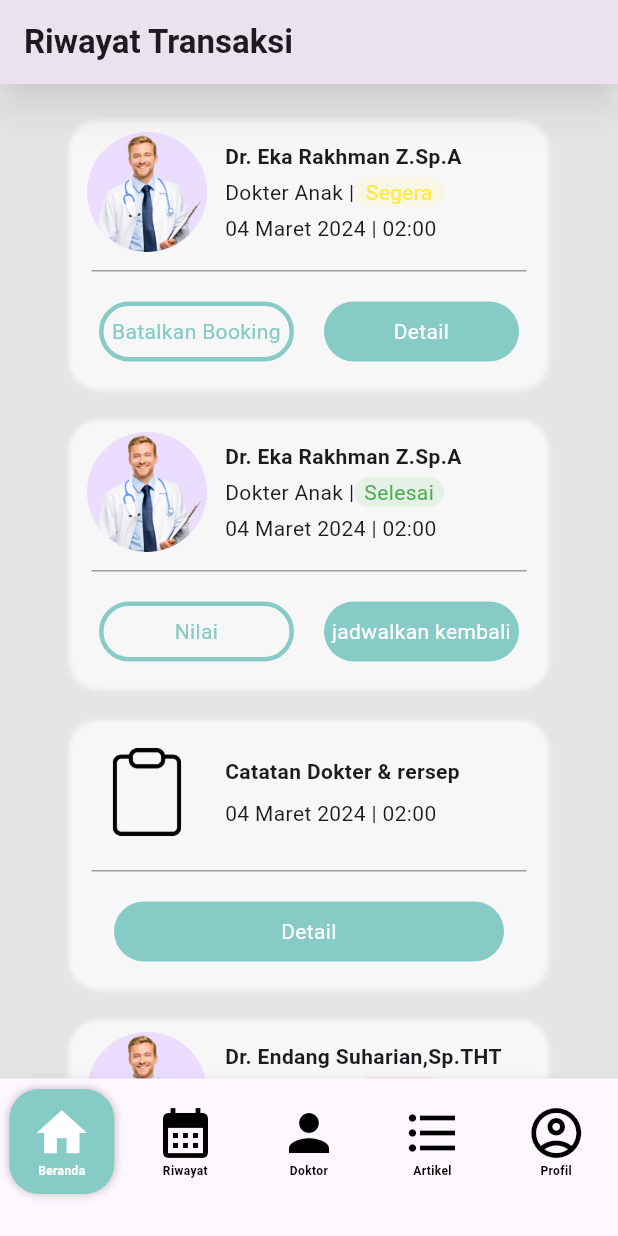
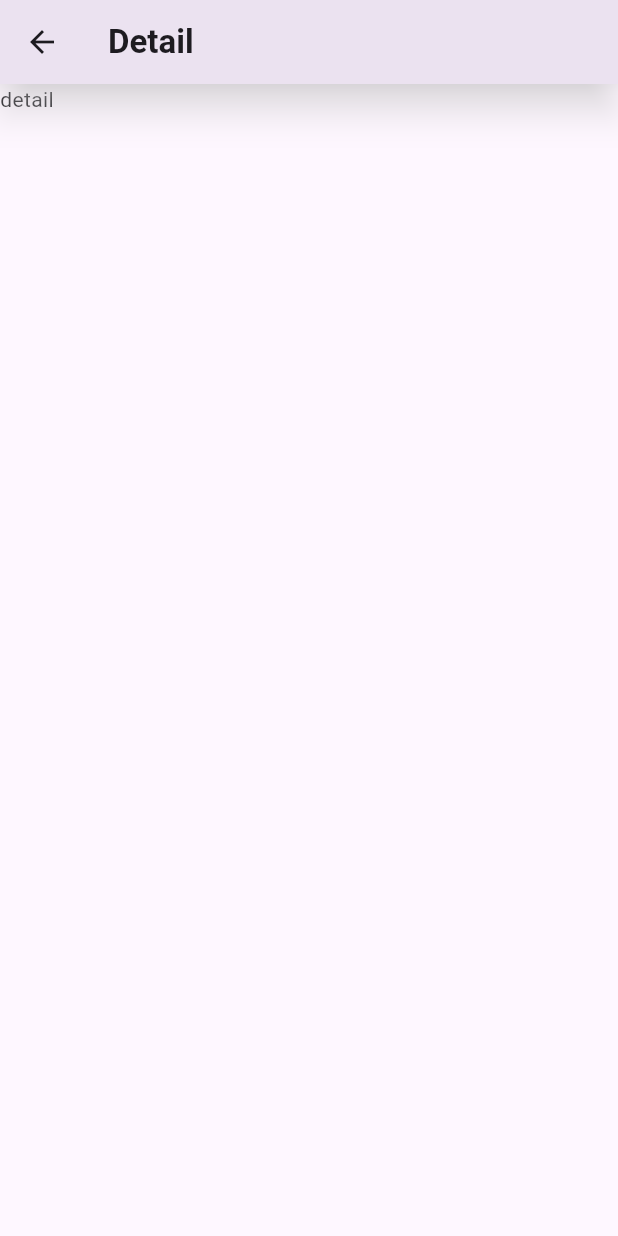
Before and after one commit to shinshARK/medifast, a Flutter app: the riwayatTransaksi screen opened directly, after a tap on "Detail", on a phone screen of 412 x 824 dp. Run offline on Flutter 3.47's test engine with Material 3 defaults, Android fonts, the phone set to English and light mode, and no system bars; our stand-ins replace flutter_feather_icons, google_fonts.

Commit message:
feat : add Detail pertemuan

```diff
--- /dev/null
+++ b/lib/screens/detail_pertemuan.dart
@@ -0,0 +1,36 @@
+import 'package:flutter/material.dart';
+
+
+
+
+
+// ignore: camel_case_types
+class detail_pertemuan extends StatefulWidget {
+  const detail_pertemuan({super.key});
+
+  @override
+  // ignore: library_private_types_in_public_api
+  _detail_pertemuanState createState() => _detail_pertemuanState();
+}
+
+// ignore: camel_case_types
+class _detail_pertemuanState extends State<detail_pertemuan> {
+  @override
+  Widget build(BuildContext context) {
+    return Scaffold(
+      appBar: AppBar(
+        title: const Text('Detail',style: TextStyle(fontWeight: FontWeight.w700),),
+        elevation: 10,
+        shadowColor: Colors.white,
+
+      ),
+      // kalau mau nambahin const nya hapus aja
+      body: const Column(
+          children: [
+            Text("detail")
+          ],
+      )
+    );
+  }
+
+}
--- a/lib/screens/riwayatTransaksi.dart
+++ b/lib/screens/riwayatTransaksi.dart
@@ -4,7 +4,7 @@ import 'dart:async';
 import 'package:intl/intl.dart';
 import 'package:intl/date_symbol_data_local.dart';
 import 'package:rumah_sakit/components/bottomNavigasiBar.dart';
-
+import 'package:rumah_sakit/screens/detail_pertemuan.dart';
 
 
 
@@ -153,18 +153,19 @@ class _riwayatTransaksiState extends State<riwayatTransaksi> {
                     onTap: (){
 
 
-                      // switch (pageName) {
-                      //   case 'Page1':
+                      // switch (riwayatPemesanan[indek]["Status Riwayat"]) {
+                      //   case 'Segera':
+
+
+                      //     break;
+                      //   case 'Selesai':
                       //     Navigator.push(
                       //       context,
-                      //       MaterialPageRoute(builder: (context) => Page1()),
+                      //       MaterialPageRoute(builder: (context) => rating()),
                       //     );
+
                       //     break;
-                      //   case 'Page2':
-                      //     // Panggil fungsi Anda di sini
-                      //     yourFunction();
-                      //     break;
-                      //   // tambahkan kasus lainnya sesuai kebutuhan
+                      //   tambahkan kasus lainnya sesuai kebutuhan
                       //   default:
                       //     Navigator.push(
                       //       context,
@@ -190,7 +191,25 @@ class _riwayatTransaksiState extends State<riwayatTransaksi> {
                   ),
                    GestureDetector(
                     onTap: (){
+                       switch (riwayatPemesanan[indek]["Status Riwayat"]) {
+                        case 'Segera':
+                          Navigator.push(
+                            context,
+                            MaterialPageRoute(builder: (context) => const detail_pertemuan()),
+                          );
 
+                          break;
+                        //case 'Selesai':
+
+
+                          //break;
+                        // tambahkan kasus lainnya sesuai kebutuhan
+                        //default:
+                        //   Navigator.push(
+                        //     context,
+                        //     MaterialPageRoute(builder: (context) => HomePage()),
+                        //   );
+                      }
                     },
                     child: Container(
                       width: 130,
```
